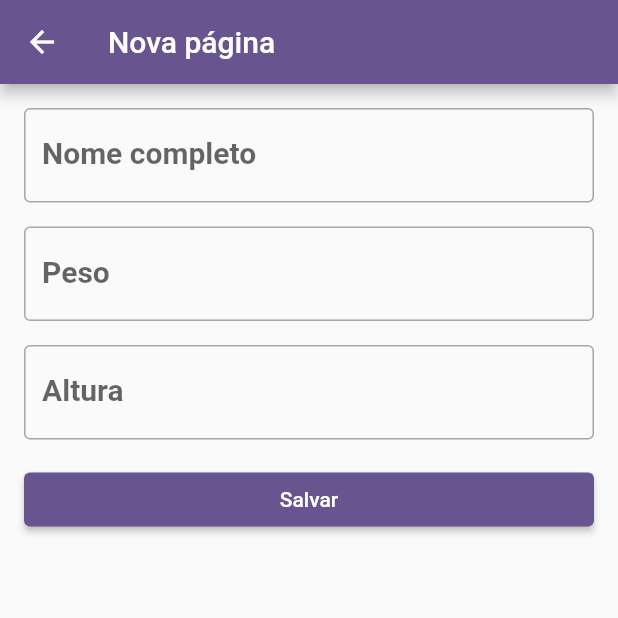
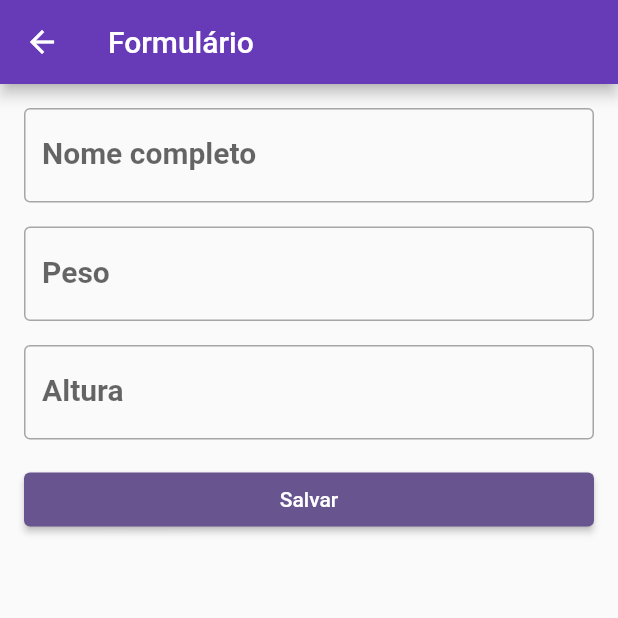
Before and after one commit to maxaozora-prog/desenvolvimento_flutter_iniciante_http, a Flutter app: the screen it shows after launch, after a tap on the "navigate next" icon, on a phone screen of 412 x 824 dp, the top half of it. Run offline on Flutter 3.47's test engine with Material 3 defaults, Android fonts, the phone set to English and light mode, and no system bars; our stand-ins replace dio, faker, get_it, shared_preferences; network calls fail.

Commit message:
Retoque Tema

```diff
--- a/lib/pages/criar_pessoa_page.dart
+++ b/lib/pages/criar_pessoa_page.dart
@@ -40,7 +40,8 @@ class _CriarPessoaPageState extends State<CriarPessoaPage> {
   Widget build(BuildContext context) {
     return Scaffold(
       appBar: AppBar(
-        title: Text("Nova página"),
+        // title: Text("Nova página"),
+        title: Text("Formulário"),//melhoria
       ),
       body: Padding(
         padding: const EdgeInsets.all(16.0),
@@ -146,7 +147,8 @@ class _CriarPessoaPageState extends State<CriarPessoaPage> {
                              await pessoaController
                                 .atualizarPessoa(pessoaAtualizada);
                         }
-                         Navigator.of(context).pop();
+                        //  Navigator.of(context).pop();
+                          if (context.mounted) Navigator.of(context).pop();
                       }
                       },
                       child: Text("Salvar"),
--- a/lib/pages/home_page.dart
+++ b/lib/pages/home_page.dart
@@ -123,8 +123,13 @@ class _HomePageState extends State<HomePage> {
               child: CircularProgressIndicator(),
             );
           }
-          return ListaPessoas(
-            pessoas: pessoaController.pessoas,
+          // return ListaPessoas(
+          //   pessoas: pessoaController.pessoas,
+          return Padding(//Melhoria
+            padding: const EdgeInsets.all(8.0),
+            child: ListaPessoas(
+              pessoas: pessoaController.pessoas,
+            ),
           );
         },
       //body: ListaPessoas( //Aula da lista. Para cadastrar uma lista.
@@ -177,6 +182,7 @@ class _HomePageState extends State<HomePage> {
         //   // );
         // },
         child: Icon(Icons.navigate_next),
+
       ),
     );
   }
--- a/lib/themes/themes.dart
+++ b/lib/themes/themes.dart
@@ -1,18 +1,31 @@
 import 'package:flutter/material.dart';
 
 final lightTheme = ThemeData(
+  primaryColor: Colors.deepPurple,
   useMaterial3: false,
+  appBarTheme: AppBarTheme(
+    backgroundColor: Colors.deepPurple,
+  ),
   colorScheme: ColorScheme.fromSeed(seedColor: Colors.deepPurple),
   textTheme: TextTheme(
-    bodyMedium: TextStyle(color: Colors.black),
+    // bodyMedium: TextStyle(color: Colors.black),
+    bodyMedium: TextStyle(color: Colors.white),
     titleMedium: TextStyle(
-        color: Colors.black, fontSize: 20, fontWeight: FontWeight.bold),
+        //color: Colors.black, fontSize: 20, fontWeight: FontWeight.bold),
+         color: Colors.white, fontSize: 20, fontWeight: FontWeight.bold),
+  ),
+  iconTheme: IconThemeData(
+    color: Colors.white,
+  ),
+  floatingActionButtonTheme: FloatingActionButtonThemeData(
+    backgroundColor: Colors.deepPurple,
   ),
 );
 
 final darkTheme = ThemeData.dark(
   useMaterial3: false,
 ).copyWith(
+  primaryColor: Colors.deepPurple,
   appBarTheme: AppBarTheme(
     backgroundColor: Colors.deepPurple,
   ),
--- a/lib/widgets/custom_person_tile.dart
+++ b/lib/widgets/custom_person_tile.dart
@@ -27,7 +27,8 @@ class CustomPersonTile extends StatelessWidget {
           },
         );
       },
-      color: Colors.lightBlue,
+      // color: Colors.lightBlue,
+      color: Theme.of(context).primaryColor,
       leading: Text("Id: ${pessoa.id}"),
       title: Text(
         pessoa.nome,
```
Also changed, not shown: lib/widgets/pessoa_dialog.dart (+8 -2 lines).
